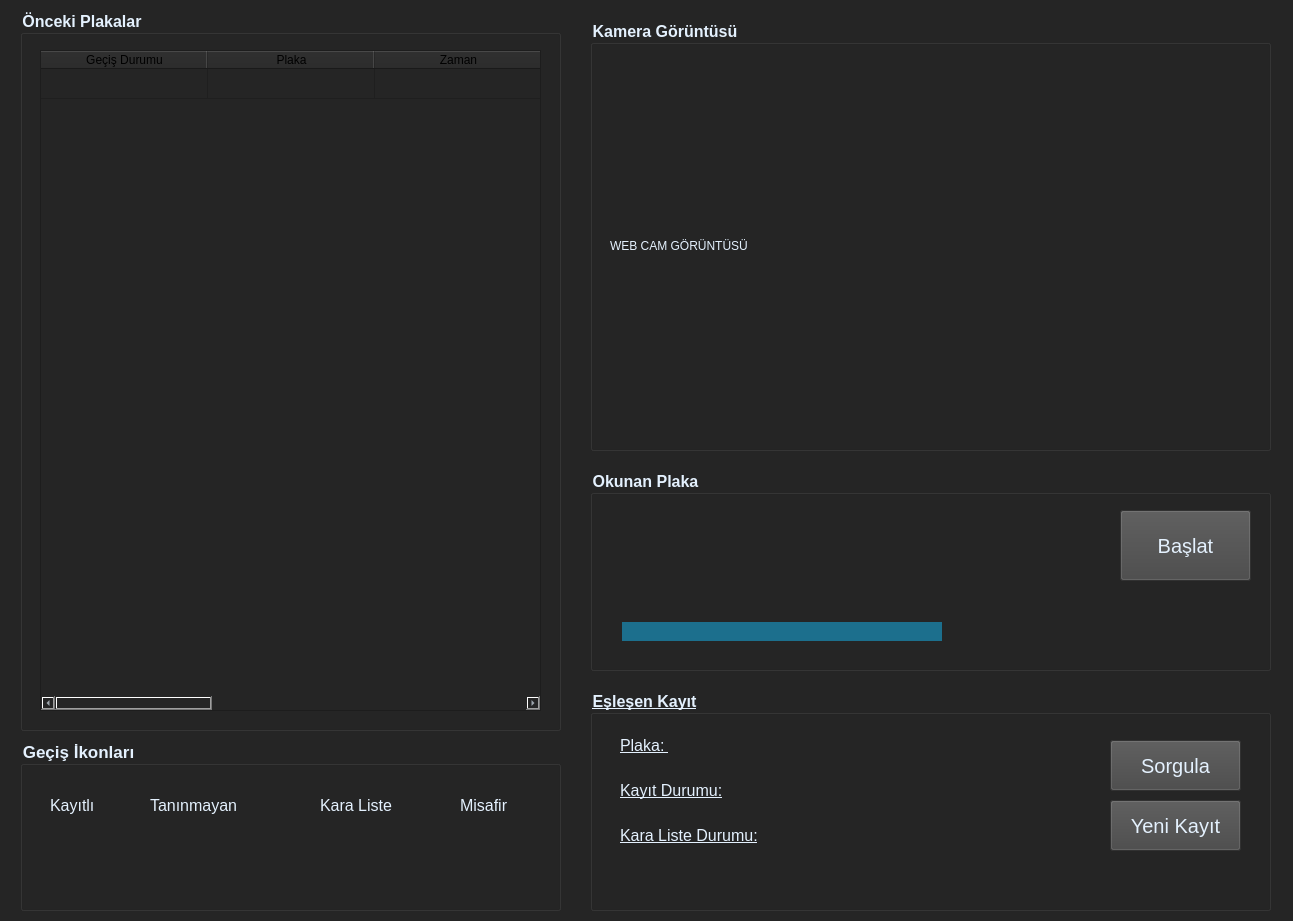
Before: the Qt Designer form gui/mainWindow.ui in UgurIpekduzen/License-Plate-Recognizer, drawn with Qt 5.
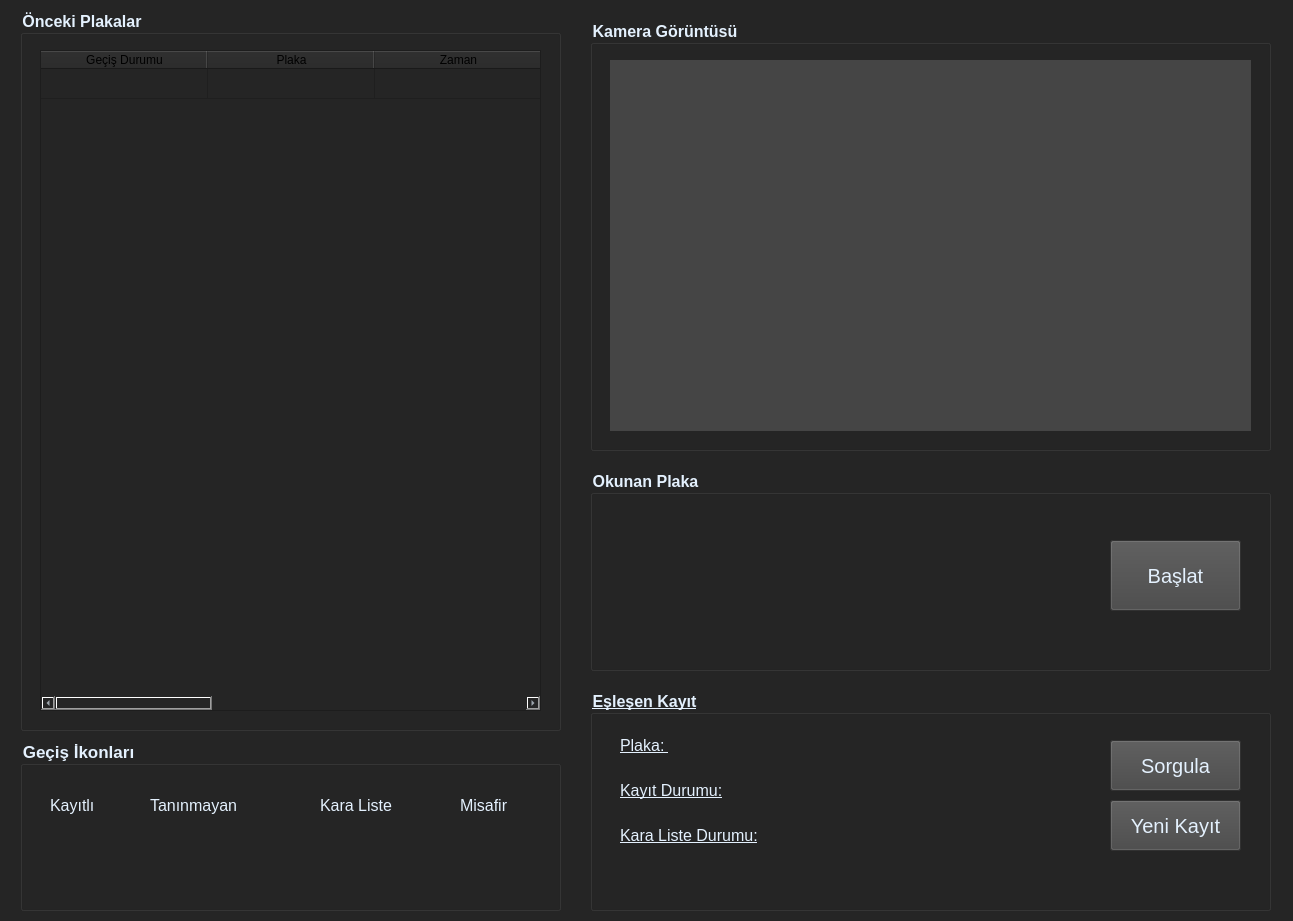
After: the same form once the commit is applied.

Diff of the .ui file:
```diff
--- a/gui/mainWindow.ui
+++ b/gui/mainWindow.ui
@@ -326,8 +326,8 @@
    <widget class="QPushButton" name="ButtonStartReading">
     <property name="geometry">
      <rect>
-      <x>530</x>
-      <y>40</y>
+      <x>520</x>
+      <y>70</y>
       <width>131</width>
       <height>71</height>
      </rect>
@@ -359,7 +359,7 @@
      <rect>
       <x>140</x>
       <y>40</y>
-      <width>361</width>
+      <width>351</width>
       <height>70</height>
      </rect>
     </property>
@@ -390,7 +390,7 @@
      <rect>
       <x>30</x>
       <y>150</y>
-      <width>631</width>
+      <width>461</width>
       <height>23</height>
      </rect>
     </property>
@@ -410,7 +410,7 @@
  }</string>
     </property>
     <property name="value">
-     <number>50</number>
+     <number>0</number>
     </property>
     <property name="textVisible">
      <bool>false</bool>
@@ -451,8 +451,16 @@
       <height>371</height>
      </rect>
     </property>
+    <property name="autoFillBackground">
+     <bool>false</bool>
+    </property>
+    <property name="styleSheet">
+     <string notr="true">QLabel {
+	background-color:  #454545;
+}</string>
+    </property>
     <property name="text">
-     <string>WEB CAM GÖRÜNTÜSÜ</string>
+     <string/>
     </property>
    </widget>
   </widget>
```
Left out of the diff: 2 changed lines with no effect on the pictures.
